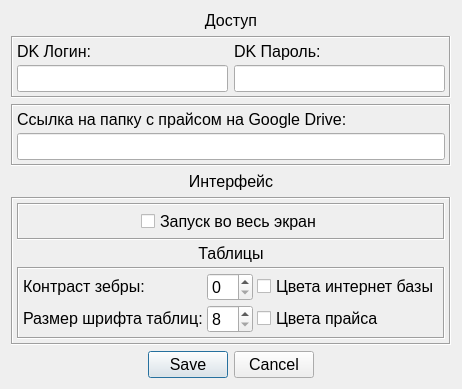
Above: MDA_UI/window_settings.ui from Wrexan/MDA before the change. Below: the same form after it.
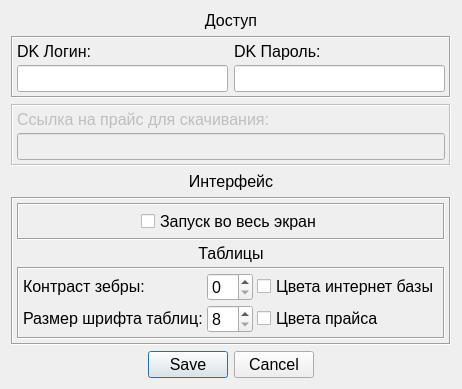
That is the form after the change. Icons and pictures are not drawn.

Commit message: disabled unused google drive option

Diff of the .ui file:
```diff
--- a/MDA_UI/window_settings.ui
+++ b/MDA_UI/window_settings.ui
@@ -150,6 +150,9 @@
    </item>
    <item>
     <widget class="QFrame" name="frame_5">
+     <property name="enabled">
+      <bool>false</bool>
+     </property>
      <property name="sizePolicy">
       <sizepolicy hsizetype="Preferred" vsizetype="Maximum">
        <horstretch>0</horstretch>
@@ -201,7 +204,7 @@
            </sizepolicy>
           </property>
           <property name="text">
-           <string>Ссылка на папку с прайсом на Google Drive:</string>
+           <string>Ссылка на прайс для скачивания:</string>
           </property>
          </widget>
         </item>
```
The commit also changes 1 other file.
